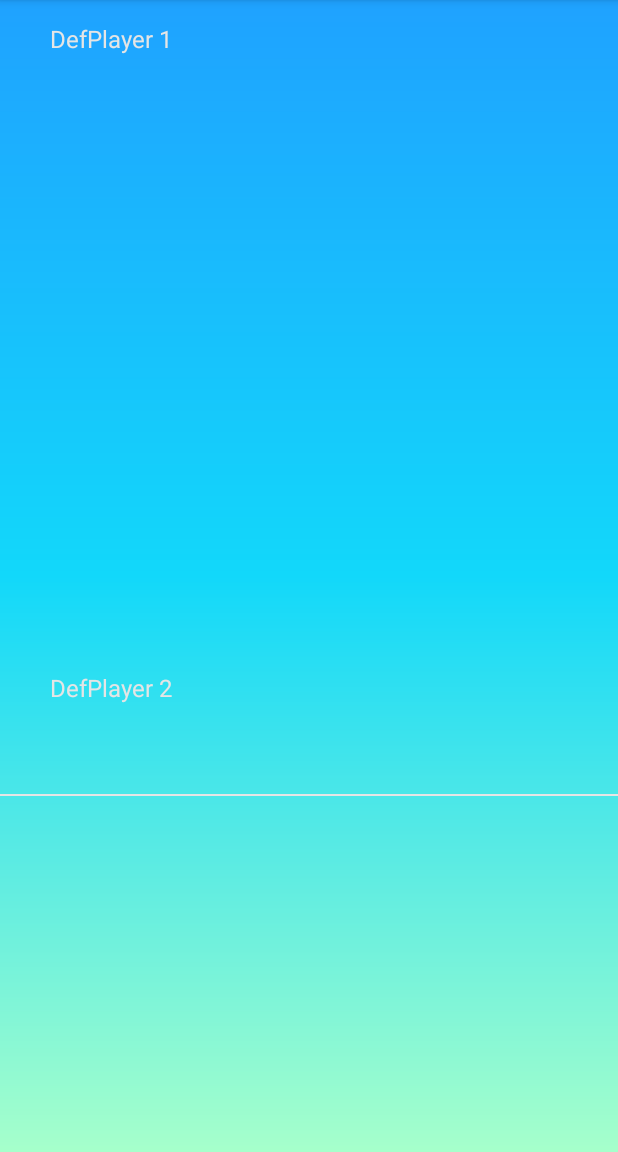
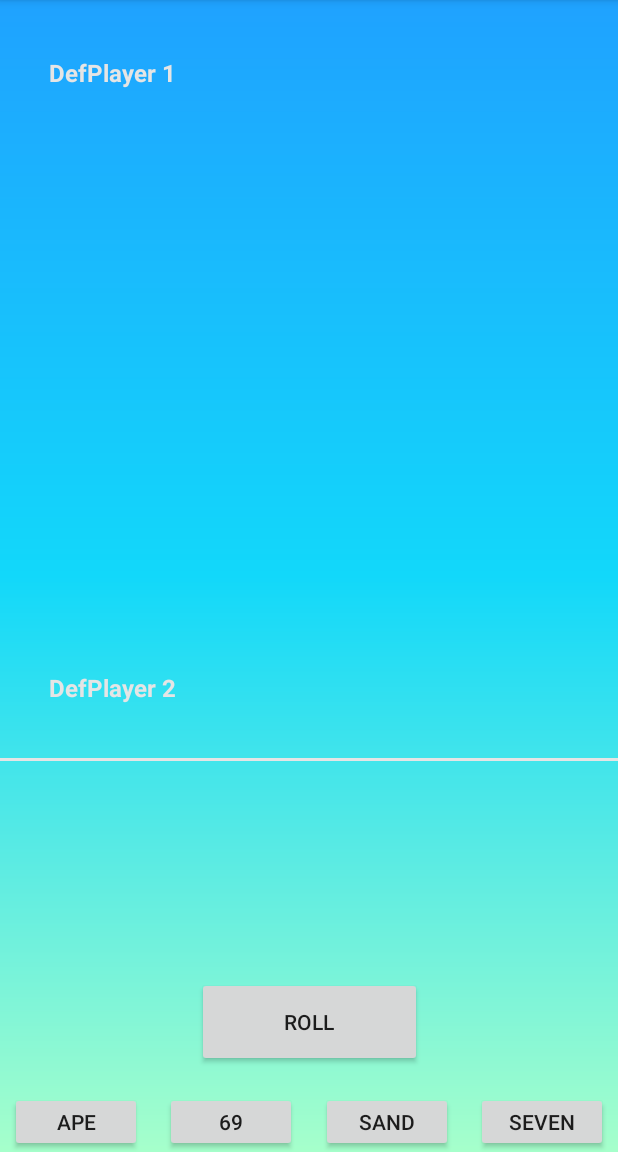
Before and after one commit to DemRossi/Pietjesbak, an Android app: the screen it shows after launch (MainActivity), on a phone screen of 412 x 824 dp, the part 84-1236 px from its top. Run offline under Robolectric (Android 15) with nearby library versions, the phone set to English and light mode, and no system bars.

Commit message:
Added buttons on MainActivity and small optimalisation in LoginActivity
Made rollBtn anf all the btns for possible combo's, changed ids in login to (my own) new convention

```diff
--- a/app/src/main/java/com/example/pietjesbak/LoginActivity.java
+++ b/app/src/main/java/com/example/pietjesbak/LoginActivity.java
@@ -16,14 +16,14 @@ public class LoginActivity extends AppCompatActivity {
         super.onCreate(savedInstanceState);
         setContentView(R.layout.activity_login);
 
-        Button playBtn = findViewById(R.id.playBtn);
-        Button exitBtn = findViewById(R.id.exitBtn);
+        Button playBtn = findViewById(R.id.la_playBtn);
+        Button exitBtn = findViewById(R.id.la_exitBtn);
         //Click listener for playing the game
         playBtn.setOnClickListener(new View.OnClickListener() {
             @Override
             public void onClick(View v) {
-                EditText setPlayer1 = findViewById(R.id.inputPlayer1);
-                EditText setPlayer2 = findViewById(R.id.inputPlayer2);
+                EditText setPlayer1 = findViewById(R.id.la_inputPlayer1);
+                EditText setPlayer2 = findViewById(R.id.la_inputPlayer2);
 
                 String strPlayer1 = setPlayer1.getText().toString();
                 String strPlayer2 = setPlayer2.getText().toString();
--- a/app/src/main/res/layout/activity_login.xml
+++ b/app/src/main/res/layout/activity_login.xml
@@ -9,7 +9,7 @@
     tools:context=".LoginActivity">
 
     <TextView
-        android:id="@+id/textViewPlayer1"
+        android:id="@+id/la_textViewPlayer1"
         android:layout_width="wrap_content"
         android:layout_height="wrap_content"
         android:text="Player 1"
@@ -22,7 +22,7 @@
         app:layout_constraintVertical_bias="0.1"/>
 
     <EditText
-        android:id="@+id/inputPlayer1"
+        android:id="@+id/la_inputPlayer1"
         android:layout_width="200dp"
         android:layout_height="wrap_content"
         android:textColor="@color/colorAccent"
@@ -33,7 +33,7 @@
         app:layout_constraintTop_toTopOf="parent"
         app:layout_constraintVertical_bias="0.15"/>
     <TextView
-        android:id="@+id/textViewPlayer2"
+        android:id="@+id/la_textViewPlayer2"
         android:layout_width="wrap_content"
         android:layout_height="wrap_content"
         android:text="Player 2"
@@ -45,7 +45,7 @@
         app:layout_constraintTop_toTopOf="parent"
         app:layout_constraintVertical_bias="0.3" />
     <EditText
-        android:id="@+id/inputPlayer2"
+        android:id="@+id/la_inputPlayer2"
         android:layout_width="200dp"
         android:layout_height="wrap_content"
         android:textColor="@color/colorAccent"
@@ -56,7 +56,7 @@
         app:layout_constraintTop_toTopOf="parent"
         app:layout_constraintVertical_bias="0.35" />
     <Button
-        android:id="@+id/playBtn"
+        android:id="@+id/la_playBtn"
         android:layout_width="wrap_content"
         android:layout_height="wrap_content"
         android:text="Play"
@@ -67,7 +67,7 @@
         app:layout_constraintTop_toTopOf="parent"
         app:layout_constraintVertical_bias="0.6" />
     <Button
-        android:id="@+id/exitBtn"
+        android:id="@+id/la_exitBtn"
         android:layout_width="wrap_content"
         android:layout_height="wrap_content"
         android:text="Quit"
--- a/app/src/main/res/layout/activity_main.xml
+++ b/app/src/main/res/layout/activity_main.xml
@@ -9,26 +9,28 @@
     tools:context=".MainActivity">
 
     <TextView
+        android:id="@+id/ma_textViewPlayer1"
         android:layout_width="wrap_content"
         android:layout_height="wrap_content"
         android:text="DefPlayer 1"
         android:textColor="@color/colorAccent"
         android:textSize="16sp"
-        android:fontWeight="800"
+        android:textStyle="bold"
         app:layout_constraintBottom_toBottomOf="parent"
         app:layout_constraintHorizontal_bias="0.1"
         app:layout_constraintLeft_toLeftOf="parent"
         app:layout_constraintRight_toRightOf="parent"
         app:layout_constraintTop_toTopOf="parent"
-        app:layout_constraintVertical_bias="0.02"/>
+        app:layout_constraintVertical_bias="0.05"/>
 
     <TextView
+        android:id="@+id/ma_textViewPlayer2"
         android:layout_width="wrap_content"
         android:layout_height="wrap_content"
         android:text="DefPlayer 2"
         android:textColor="@color/colorAccent"
         android:textSize="16sp"
-        android:fontWeight="800"
+        android:textStyle="bold"
         app:layout_constraintBottom_toBottomOf="parent"
         app:layout_constraintHorizontal_bias="0.1"
         app:layout_constraintLeft_toLeftOf="parent"
@@ -38,12 +40,70 @@
 
     <View
         android:layout_width="match_parent"
-        android:layout_height="1dp"
+        android:layout_height="2dp"
         android:background="@color/colorAccent"
         app:layout_constraintBottom_toBottomOf="parent"
         app:layout_constraintHorizontal_bias="0.1"
         app:layout_constraintLeft_toLeftOf="parent"
         app:layout_constraintRight_toRightOf="parent"
         app:layout_constraintTop_toTopOf="parent"
-        app:layout_constraintVertical_bias="0.69"/>
+        app:layout_constraintVertical_bias="0.66"/>
+
+    <Button
+        android:id="@+id/ma_rollBtn"
+        android:layout_width="150dp"
+        android:layout_height="60dp"
+        android:text="Roll"
+        app:layout_constraintBottom_toBottomOf="parent"
+        app:layout_constraintHorizontal_bias="0.5"
+        app:layout_constraintLeft_toLeftOf="parent"
+        app:layout_constraintRight_toRightOf="parent"
+        app:layout_constraintTop_toTopOf="parent"
+        app:layout_constraintVertical_bias="0.92" />
+
+    <Button
+        android:id="@+id/ma_apeBtn"
+        android:layout_width="wrap_content"
+        android:layout_height="40dp"
+        android:text="Ape"
+        app:layout_constraintBottom_toBottomOf="parent"
+        app:layout_constraintHorizontal_bias="0.02"
+        app:layout_constraintLeft_toLeftOf="parent"
+        app:layout_constraintRight_toRightOf="parent"
+        app:layout_constraintTop_toTopOf="parent"
+        app:layout_constraintVertical_bias="1" />
+    <Button
+        android:id="@+id/ma_sixNineBtn"
+        android:layout_width="wrap_content"
+        android:layout_height="40dp"
+        android:text="69"
+        app:layout_constraintBottom_toBottomOf="parent"
+        app:layout_constraintHorizontal_bias="0.34"
+        app:layout_constraintLeft_toLeftOf="parent"
+        app:layout_constraintRight_toRightOf="parent"
+        app:layout_constraintTop_toTopOf="parent"
+        app:layout_constraintVertical_bias="1" />
+    <Button
+        android:id="@+id/ma_sandBtn"
+        android:layout_width="wrap_content"
+        android:layout_height="40dp"
+        android:text="Sand"
+        app:layout_constraintBottom_toBottomOf="parent"
+        app:layout_constraintHorizontal_bias="0.66"
+        app:layout_constraintLeft_toLeftOf="parent"
+        app:layout_constraintRight_toRightOf="parent"
+        app:layout_constraintTop_toTopOf="parent"
+        app:layout_constraintVertical_bias="1" />
+    <Button
+        android:id="@+id/ma_sevenBtn"
+        android:layout_width="wrap_content"
+        android:layout_height="40dp"
+        android:text="Seven"
+        app:layout_constraintBottom_toBottomOf="parent"
+        app:layout_constraintHorizontal_bias="0.98"
+        app:layout_constraintLeft_toLeftOf="parent"
+        app:layout_constraintRight_toRightOf="parent"
+        app:layout_constraintTop_toTopOf="parent"
+        app:layout_constraintVertical_bias="1" />
+
 </androidx.constraintlayout.widget.ConstraintLayout>
```
